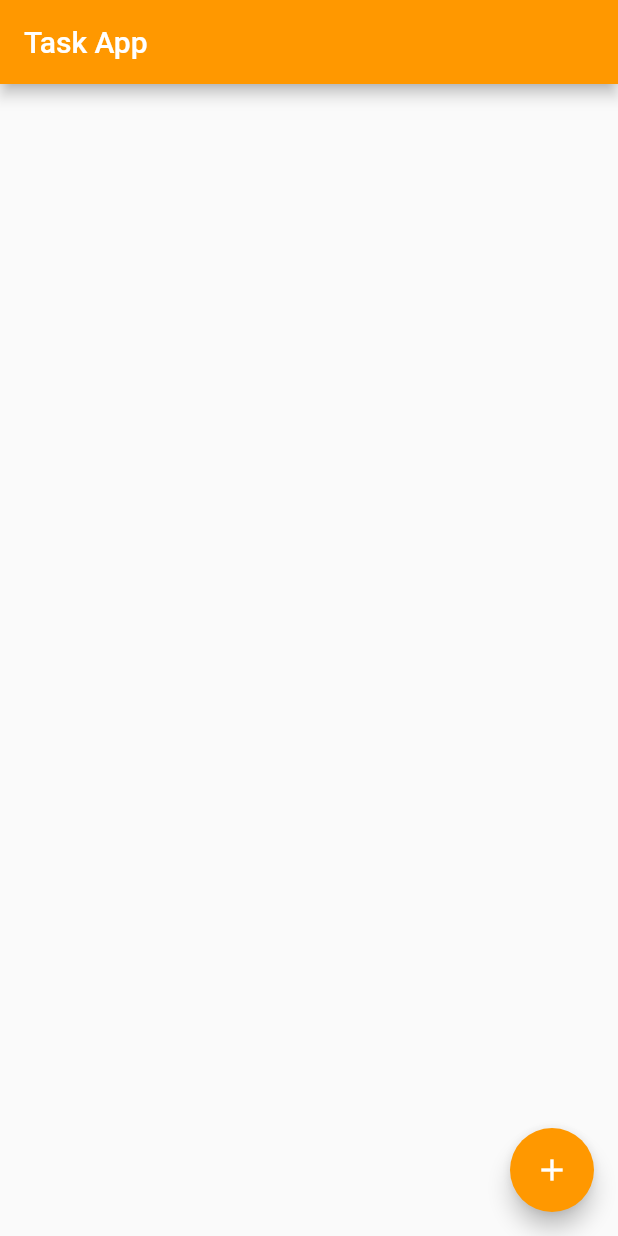
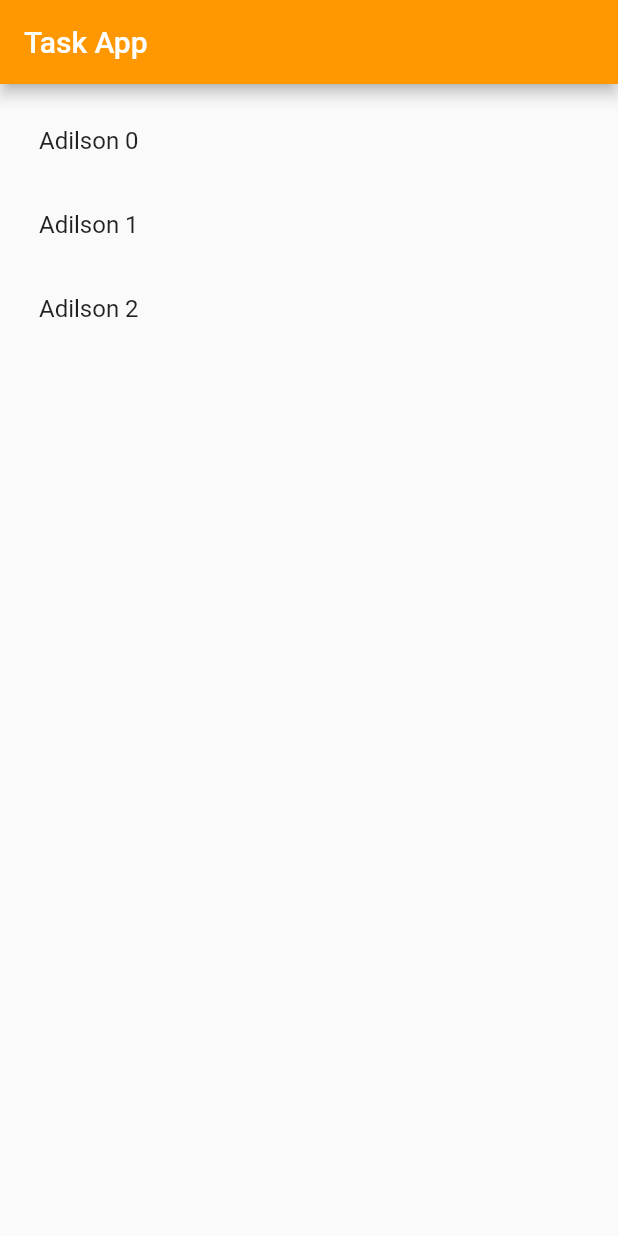
Before and after one commit to adilsontchameia/Task-List-App, a Flutter app: the screen it shows after launch, on a phone screen of 412 x 824 dp. Run offline on Flutter 3.47's test engine with Material 2 defaults, Android fonts, the phone set to English and light mode, and no system bars.

Commit message:
criacao da listView

```diff
--- a/lib/Home.dart
+++ b/lib/Home.dart
@@ -6,23 +6,41 @@ class Home extends StatefulWidget {
 }
 
 class _HomeState extends State<Home> {
+  //Iniciado lista vazia
+  List _tarefas = [];
+  //Carregar a lista na View
+  void _carregarTarefas() {
+    _tarefas = [];
+    //Criado um laco de repeticao para encher a lista na view
+    for (int i = 0; i <= 2; i++) {
+      //Criacao de um Map de strings e dynamics
+      Map<String, dynamic> itens = Map();
+      itens["titulo"] = "Adilson $i";
+      //Adicionando Item a lista
+      _tarefas.add(itens);
+    }
+  }
+
   @override
   Widget build(BuildContext context) {
+    //Iniciando a lista a iniciar o app
+    _carregarTarefas();
     return Scaffold(
       //AppBar
       appBar: AppBar(
         title: Text("Task App"),
         backgroundColor: Colors.orange,
       ),
-      body: Container(),
-      floatingActionButton: FloatingActionButton(
-        onPressed: () {
-          print("Pressionado");
-        },
-        child: Icon(Icons.add),
-        backgroundColor: Colors.orange,
-        //elevation: 6, - Valor padrao da sombra
-        //mini: true, - Tamanho mini
+      body: Container(
+        padding: EdgeInsets.all(10),
+        child: ListView.builder(
+            itemBuilder: (context, indice) {
+              //Retorna numa listTitle
+              return ListTile(
+                title: Text(_tarefas[indice]["titulo"]),
+              );
+            },
+            itemCount: _tarefas.length),
       ),
     );
   }
```
Also changed, not shown: Nota.txt (added, +42 -0 lines).
